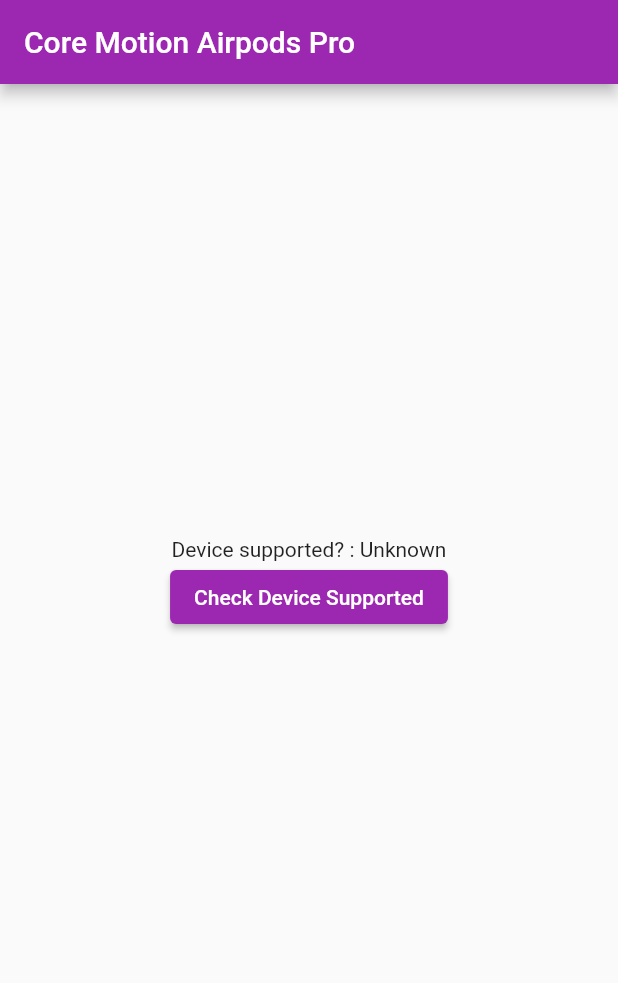
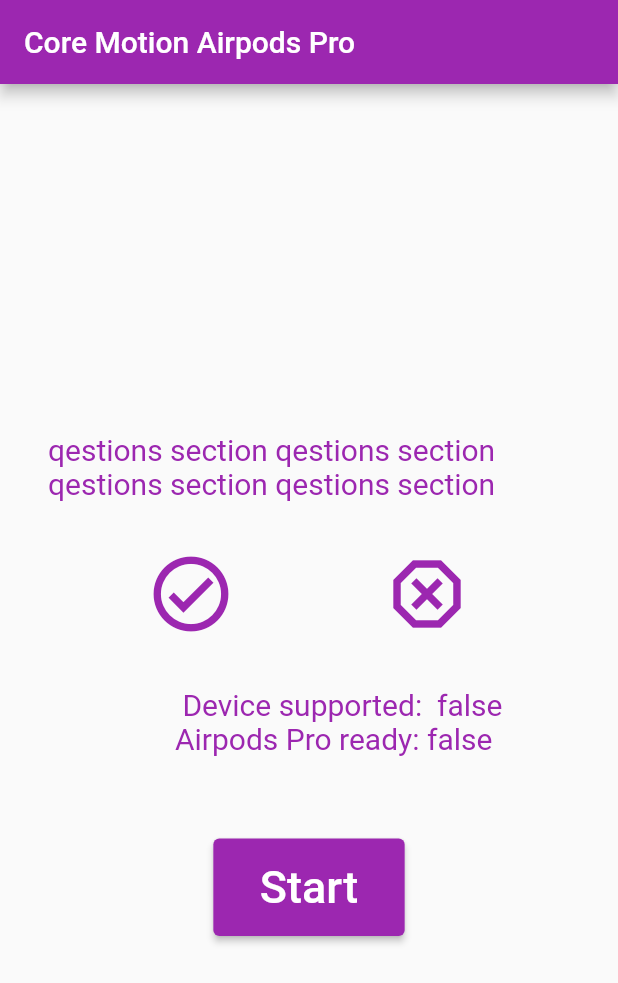
Before and after one commit to HuiGong-dev/flutter-headmotion-app, a Flutter app: the screen it shows after launch, on a phone screen of 412 x 824 dp. Shown: the top 983 px of the screen. Run offline on Flutter 3.47's test engine with Material 2 defaults, Android fonts, the phone set to English and light mode, and no system bars.

Commit message:
add widgets

```diff
--- a/lib/home_page.dart
+++ b/lib/home_page.dart
@@ -27,7 +27,8 @@
   static const attitudeChannel =
       EventChannel('com.huigong.headmotion/attitude');
 
-  String _sensorAvailable = "Unknown";
+  bool _isDeviceSupported = false;
+  bool _isAirpodsReady = false;
   Map _currentAttitude = {"pitch": 0.0, "roll": 0.0, "yaw": 0.0};
   String lastMotionType = "still";
   String currentMotionType = "still";
@@ -41,7 +42,7 @@
     try {
       var available = await methodChannel.invokeMethod('isSensorAvailable');
       setState(() {
-        _sensorAvailable = available.toString();
+        _isDeviceSupported = available;
       });
     } on PlatformException catch (e) {
       debugPrint(e.toString());
@@ -68,8 +69,67 @@
     });
   }
 
-  _updateMotionType() {
+  void _updateMotionType() {
     lastMotionType = currentMotionType;
+  }
+
+  //todo: start game logic
+  void _startGame() {
+    if (!_isAirpodsReady || !_isAirpodsReady) {
+      _showMyDialog();
+    }
+  }
+
+  Future<void> _showMyDialog() async {
+    return showDialog<void>(
+      context: context,
+      barrierDismissible: false, // user must tap button!
+      builder: (BuildContext context) {
+        return AlertDialog(
+          title: const Text(
+            'Alert',
+            softWrap: true,
+            style: TextStyle(
+              fontSize: 20,
+              fontWeight: FontWeight.w400,
+              color: Colors.purple,
+            ),
+          ),
+          content: SingleChildScrollView(
+            child: ListBody(
+              children: const <Widget>[
+                Text(
+                  'Your device or Airpods pro may not be ready.'
+                  'Please try later.',
+                  softWrap: true,
+                  style: TextStyle(
+                    fontSize: 20,
+                    fontWeight: FontWeight.w400,
+                    // color: Colors.purple,
+                  ),
+                ),
+              ],
+            ),
+          ),
+          actions: <Widget>[
+            TextButton(
+              child: const Text(
+                'Okay',
+                softWrap: true,
+                style: TextStyle(
+                  fontSize: 20,
+                  fontWeight: FontWeight.w400,
+                  color: Colors.purple,
+                ),
+              ),
+              onPressed: () {
+                Navigator.of(context).pop();
+              },
+            ),
+          ],
+        );
+      },
+    );
   }
 
   double _max(Map attitudeMap) {
@@ -140,6 +200,62 @@
 
   @override
   Widget build(BuildContext context) {
+    if (_isDeviceSupported == false) {
+      _checkAvailability();
+    }
+    if (_isDeviceSupported) {
+      _startReading();
+    }
+    if (_isDeviceSupported == true && _attitudeRollReading != 0 ||
+        _attitudePitchReading != 0 ||
+        _attitudeYawReading != 0) {
+      _isAirpodsReady = true;
+    }
+
+    Widget textSection = Padding(
+      padding: const EdgeInsets.all(32),
+      child: Text(
+        '''
+         Device supported:  $_isDeviceSupported
+        Airpods Pro ready: $_isAirpodsReady
+        ''',
+        softWrap: true,
+        style: const TextStyle(
+          fontSize: 20,
+          fontWeight: FontWeight.w400,
+          color: Colors.purple,
+        ),
+      ),
+    );
+
+    Widget buttonSection = Row(
+      mainAxisAlignment: MainAxisAlignment.spaceEvenly,
+      children: const <Widget>[
+        Icon(
+          Icons.check_circle_outline_outlined,
+          color: Colors.purple,
+          size: 60,
+        ),
+        Icon(
+          Icons.dangerous_outlined,
+          color: Colors.purple,
+          size: 60,
+        ),
+      ],
+    );
+
+    Widget questionSection = const Padding(
+      padding: EdgeInsets.all(32),
+      child: Text(
+        'qestions section qestions section qestions section qestions section',
+        softWrap: true,
+        style: TextStyle(
+          fontSize: 20,
+          fontWeight: FontWeight.w400,
+          color: Colors.purple,
+        ),
+      ),
+    );
     return Scaffold(
       appBar: AppBar(
         // Here we take the value from the MyHomePage object that was created by
@@ -147,50 +263,55 @@
         title: Text(widget.title),
       ),
       body: Align(
-          alignment: Alignment.center,
+          alignment: Alignment.centerLeft,
           child: Column(
             mainAxisAlignment: MainAxisAlignment.center,
             children: [
-              Text('Device supported? : $_sensorAvailable'),
+              questionSection,
+              buttonSection,
+              textSection,
               ElevatedButton(
-                  onPressed: () => _checkAvailability(),
-                  child: const Text('Check Device Supported')),
-              const SizedBox(
-                height: 50.0,
-              ),
-              if (_attitudeRollReading != 0 ||
-                  _attitudePitchReading != 0 ||
-                  _attitudeYawReading != 0)
-                Text('''
-                Pitch: $_attitudePitchReading
-                Roll: $_attitudeRollReading
-                Yaw: $_attitudeYawReading
-                type: $currentMotionType
-                '''),
-              if (_sensorAvailable == 'true' &&
-                  _attitudeRollReading == 0 &&
-                  _attitudePitchReading == 0 &&
-                  _attitudeYawReading == 0)
-                ElevatedButton(
-                    onPressed: () => _startReading(),
-                    child: const Text('Start Reading')),
-              if (_attitudeRollReading != 0 ||
-                  _attitudePitchReading != 0 ||
-                  _attitudeYawReading != 0)
-                ElevatedButton(
-                    onPressed: () => _stopReading(),
-                    child: const Text('Stop Reading')),
-              const SizedBox(
-                height: 50,
-              ),
-              if (_sensorAvailable == 'true' && _isReading == true)
-                ElevatedButton(
-                    onPressed: () {
-                      Navigator.of(context).push(MaterialPageRoute(
-                          builder: (context) =>
-                              const Questions(title: 'test nav')));
-                    },
-                    child: const Text('Go to Answer Questions')),
+                  onPressed: () => _startGame(),
+                  child: const Padding(
+                    padding: EdgeInsets.all(15),
+                    child: Text(
+                      "Start",
+                      style: TextStyle(
+                        fontSize: 30,
+                      ),
+                    ),
+                  ))
+              // if (_attitudeRollReading != 0 ||
+              //     _attitudePitchReading != 0 ||
+              //     _attitudeYawReading != 0)
+              //   Text('''
+              //   Pitch: $_attitudePitchReading
+              //   Roll: $_attitudeRollReading
+              //   Yaw: $_attitudeYawReading
+              //   type: $currentMotionType
+              //   '''),
+              // if (_isDeviceSupported == true &&
+              //     _attitudeRollReading == 0 &&
+              //     _attitudePitchReading == 0 &&
+              //     _attitudeYawReading == 0)
+              //   ElevatedButton(
+              //       onPressed: () => _startReading(),
+              //       child: const Text('Start Reading')),
+              // if (_attitudeRollReading != 0 ||
+              //     _attitudePitchReading != 0 ||
+              //     _attitudeYawReading != 0)
+              //   ElevatedButton(
+              //       onPressed: () => _stopReading(),
+              //       child: const Text('Stop Reading')),
+
+              // if (_isDeviceSupported == true && _isReading == true)
+              //   ElevatedButton(
+              //       onPressed: () {
+              //         Navigator.of(context).push(MaterialPageRoute(
+              //             builder: (context) =>
+              //                 const Questions(title: 'test nav')));
+              //       },
+              //       child: const Text('Go to Answer Questions')),
             ],
           )),
     );
```
Also changed, not shown: 1 other file.
